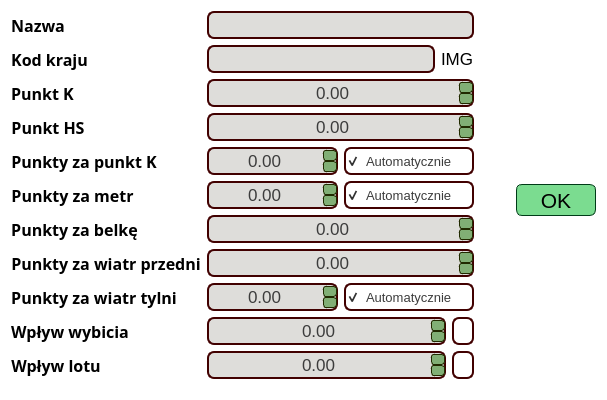
First picture: the form in UI/EditorWidgets/HillEditorWidget.ui, repository SiekamCebule/sj-sim, before the edit.
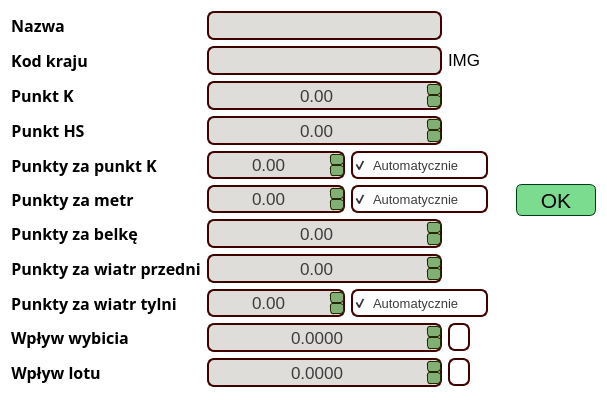
Second picture: the form after the edit. Icons and pictures are not drawn.

Diff of the .ui file:
```diff
--- a/UI/EditorWidgets/HillEditorWidget.ui
+++ b/UI/EditorWidgets/HillEditorWidget.ui
@@ -285,13 +285,13 @@
       <widget class="QLineEdit" name="lineEdit_name">
        <property name="minimumSize">
         <size>
-         <width>130</width>
-         <height>28</height>
+         <width>235</width>
+         <height>29</height>
         </size>
        </property>
        <property name="maximumSize">
         <size>
-         <width>16777215</width>
+         <width>235</width>
          <height>28</height>
         </size>
        </property>
@@ -329,13 +329,13 @@
         <widget class="QLineEdit" name="lineEdit_countryCode">
          <property name="minimumSize">
           <size>
-           <width>130</width>
-           <height>28</height>
+           <width>235</width>
+           <height>29</height>
           </size>
          </property>
          <property name="maximumSize">
           <size>
-           <width>16777215</width>
+           <width>235</width>
            <height>28</height>
           </size>
          </property>
@@ -374,8 +374,8 @@
         <widget class="QLabel" name="label_countryFlag">
          <property name="minimumSize">
           <size>
-           <width>0</width>
-           <height>28</height>
+           <width>40</width>
+           <height>0</height>
           </size>
          </property>
          <property name="maximumSize">
@@ -405,13 +405,13 @@
       <widget class="QDoubleSpinBox" name="doubleSpinBox_KPoint">
        <property name="minimumSize">
         <size>
-         <width>130</width>
-         <height>28</height>
+         <width>235</width>
+         <height>29</height>
         </size>
        </property>
        <property name="maximumSize">
         <size>
-         <width>16777215</width>
+         <width>235</width>
          <height>28</height>
         </size>
        </property>
@@ -456,13 +456,13 @@
       <widget class="QDoubleSpinBox" name="doubleSpinBox_HSPoint">
        <property name="minimumSize">
         <size>
-         <width>130</width>
-         <height>28</height>
+         <width>235</width>
+         <height>29</height>
         </size>
        </property>
        <property name="maximumSize">
         <size>
-         <width>16777215</width>
+         <width>235</width>
          <height>28</height>
         </size>
        </property>
@@ -708,13 +708,13 @@
       <widget class="QDoubleSpinBox" name="doubleSpinBox_gatePoints">
        <property name="minimumSize">
         <size>
-         <width>130</width>
-         <height>28</height>
+         <width>235</width>
+         <height>29</height>
         </size>
        </property>
        <property name="maximumSize">
         <size>
-         <width>16777215</width>
+         <width>235</width>
          <height>28</height>
         </size>
        </property>
@@ -762,13 +762,13 @@
       <widget class="QDoubleSpinBox" name="doubleSpinBox_frontWindPoints">
        <property name="minimumSize">
         <size>
-         <width>130</width>
-         <height>28</height>
+         <width>235</width>
+         <height>29</height>
         </size>
        </property>
        <property name="maximumSize">
         <size>
-         <width>16777215</width>
+         <width>235</width>
          <height>28</height>
         </size>
        </property>
@@ -920,13 +920,13 @@
         <widget class="QDoubleSpinBox" name="doubleSpinBox_takeoffEffect">
          <property name="minimumSize">
           <size>
-           <width>130</width>
-           <height>28</height>
+           <width>235</width>
+           <height>29</height>
           </size>
          </property>
          <property name="maximumSize">
           <size>
-           <width>16777215</width>
+           <width>235</width>
            <height>28</height>
           </size>
          </property>
@@ -959,6 +959,9 @@
          <property name="alignment">
           <set>Qt::AlignCenter</set>
          </property>
+         <property name="decimals">
+          <number>4</number>
+         </property>
          <property name="minimum">
           <double>-1000000.000000000000000</double>
          </property>
@@ -1031,13 +1034,13 @@
         <widget class="QDoubleSpinBox" name="doubleSpinBox_flightEffect">
          <property name="minimumSize">
           <size>
-           <width>130</width>
-           <height>28</height>
+           <width>235</width>
+           <height>29</height>
           </size>
          </property>
          <property name="maximumSize">
           <size>
-           <width>16777215</width>
+           <width>235</width>
            <height>28</height>
           </size>
          </property>
@@ -1070,6 +1073,9 @@
          <property name="alignment">
           <set>Qt::AlignCenter</set>
          </property>
+         <property name="decimals">
+          <number>4</number>
+         </property>
          <property name="minimum">
           <double>-1000000.000000000000000</double>
          </property>
```
Left out of the diff: 3 changed lines with no effect on the pictures.
